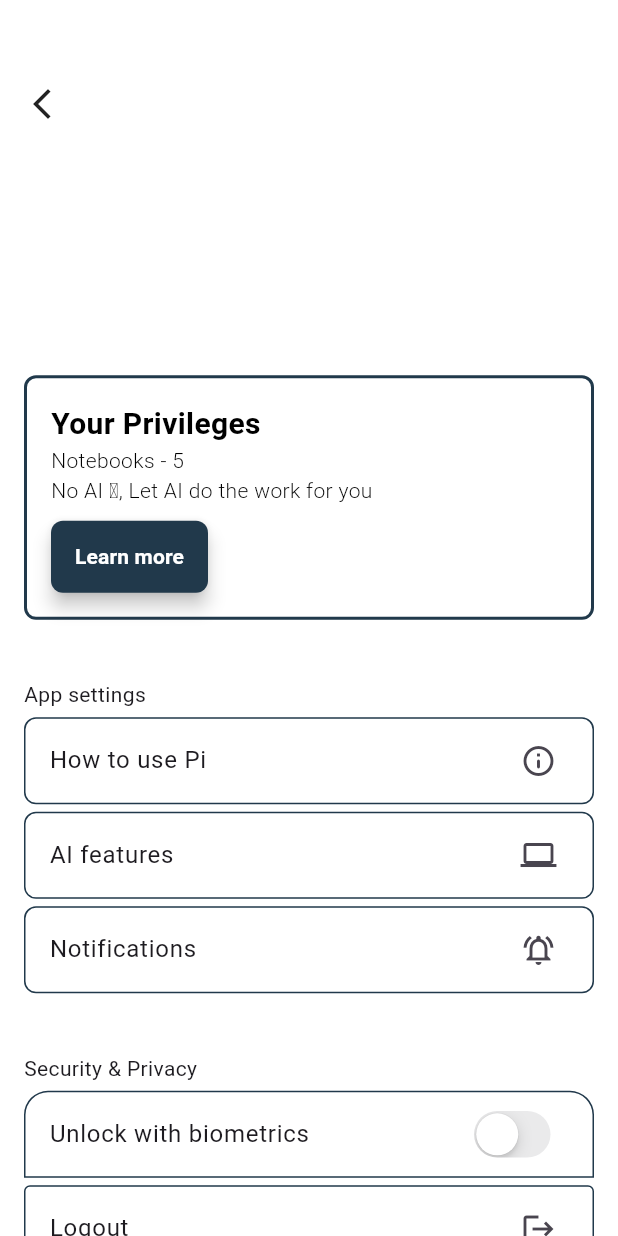
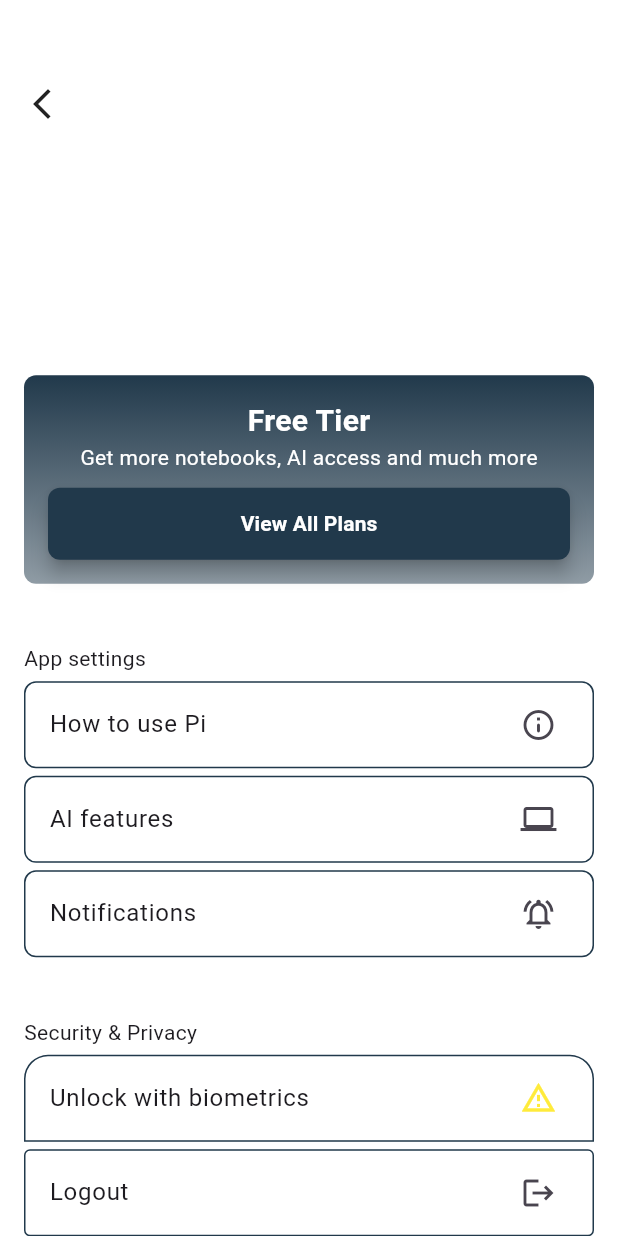
Before and after one commit to agam1092005/Pi, a Flutter app: the Profile screen opened directly, on a phone screen of 412 x 824 dp. Run offline on Flutter 3.47's test engine with Material 3 defaults, Android fonts, the phone set to English and light mode, and no system bars; our stand-ins replace animated_text_kit, firebase_auth, firebase_core, google_sign_in, local_auth, rive and 1 more; missing offline and left inert: vosk_flutter; accounts and stored records are empty.

Commit message:
biometrics support added

```diff
--- a/lib/AdditionalFiles/constants.dart
+++ b/lib/AdditionalFiles/constants.dart
@@ -16,13 +16,24 @@ const ButtonTextStyle = TextStyle(
 );
 
 const BasicTextStyle = TextStyle(
-  fontWeight: FontWeight.w300,
+  fontWeight: FontWeight.w400,
   color: Colors.black,
+);
+
+const BasicTextStyle2 = TextStyle(
+  fontWeight: FontWeight.w400,
+  color: Colors.white,
 );
 
 const SubHeadingTextStyle = TextStyle(
   fontSize: 20,
   color: Colors.black,
+  fontWeight: FontWeight.bold,
+);
+
+const SubHeadingTextStyle2 = TextStyle(
+  fontSize: 20,
+  color: Colors.white,
   fontWeight: FontWeight.bold,
 );
 
--- a/lib/Pages/Profile.dart
+++ b/lib/Pages/Profile.dart
@@ -1,9 +1,10 @@
-// ignore_for_file: file_names, use_build_context_synchronously
+// ignore_for_file: file_names, use_build_context_synchronously, non_constant_identifier_names
 
 import 'package:flutter/cupertino.dart';
 import 'package:flutter/material.dart';
 import 'package:flutter/services.dart';
 import 'package:lablogic/AdditionalFiles/rounded_button.dart';
+import 'package:local_auth/local_auth.dart';
 import 'package:shared_preferences/shared_preferences.dart';
 import '../AdditionalFiles/constants.dart';
 import '../LandingPage.dart';
@@ -15,9 +16,25 @@ class Profile extends StatefulWidget {
   State<Profile> createState() => _ProfileState();
 }
 
-bool biometrics = false;
+var biometrics = false;
 
 class _ProfileState extends State<Profile> {
+  late final LocalAuthentication Lauth;
+  bool supportState = false;
+
+  @override
+  void initState() {
+    super.initState();
+    Lauth = LocalAuthentication();
+    Lauth.isDeviceSupported().then(
+      (bool isSupported) => setState(
+        () {
+          supportState = isSupported;
+        },
+      ),
+    );
+  }
+
   @override
   Widget build(BuildContext context) {
     return Scaffold(
@@ -62,34 +79,34 @@ class _ProfileState extends State<Profile> {
           ),
           Container(
             decoration: BoxDecoration(
-              color: Colors.white,
+              gradient: LinearGradient(
+                begin: Alignment.topCenter,
+                end: Alignment.bottomCenter,
+                colors: [
+                  secondaryColor,
+                  secondaryColor.withOpacity(0.75),
+                  secondaryColor.withOpacity(0.5),
+                ],
+              ),
               borderRadius: const BorderRadius.all(
                 Radius.circular(
                   8,
                 ),
               ),
-              border: Border.all(
-                color: secondaryColor,
-                width: 2,
-              ),
             ),
             width: double.maxFinite,
             padding: const EdgeInsets.all(16),
             child: Column(
-              crossAxisAlignment: CrossAxisAlignment.start,
-              mainAxisAlignment: MainAxisAlignment.start,
+              crossAxisAlignment: CrossAxisAlignment.center,
+              mainAxisAlignment: MainAxisAlignment.center,
               children: [
                 const Text(
-                  "Your Privileges",
-                  style: SubHeadingTextStyle,
+                  "Free Tier",
+                  style: SubHeadingTextStyle2,
                 ),
                 const Text(
-                  "Notebooks - 5",
-                  style: BasicTextStyle,
-                ),
-                const Text(
-                  "No AI 🫡, Let AI do the work for you",
-                  style: BasicTextStyle,
+                  "Get more notebooks, AI access and much more",
+                  style: BasicTextStyle2,
                 ),
                 const SizedBox(
                   height: 10,
@@ -97,9 +114,9 @@ class _ProfileState extends State<Profile> {
                 RoundedButton(
                   onPressed: () {},
                   height: 40,
-                  width: 100,
+                  width: double.maxFinite,
                   child: const Text(
-                    "Learn more",
+                    "View All Plans",
                     style: ButtonTextStyle,
                   ),
                 ),
@@ -196,13 +213,28 @@ class _ProfileState extends State<Profile> {
               title: const Text(
                 "Unlock with biometrics",
               ),
-              trailing: CupertinoSwitch(
+              trailing: (supportState)
+                  ? CupertinoSwitch(
                       value: biometrics,
                       onChanged: (val) {
                         setState(() {
                           biometrics = !biometrics;
                         });
-                  }),
+                      })
+                  : GestureDetector(
+                      onTap: () {
+                        ScaffoldMessenger.of(context).showSnackBar(
+                          const SnackBar(
+                            content:
+                                Text("Device not supported for biometrics"),
+                          ),
+                        );
+                      },
+                      child: const Icon(
+                        Icons.warning_amber_outlined,
+                        color: Colors.yellow,
+                      ),
+                    ),
             ),
           ),
           const SizedBox(
@@ -210,7 +242,8 @@ class _ProfileState extends State<Profile> {
           ),
           GestureDetector(
             onTap: () async {
-              final SharedPreferences prefs = await SharedPreferences.getInstance();
+              final SharedPreferences prefs =
+                  await SharedPreferences.getInstance();
               await auth.signOut();
               Navigator.of(context, rootNavigator: true).pushAndRemoveUntil(
                 CupertinoPageRoute<bool>(
@@ -277,15 +310,11 @@ class _ProfileState extends State<Profile> {
           ),
           Container(
             decoration: BoxDecoration(
-              color: Colors.white,
+              color: secondaryColor.withOpacity(0.5),
               borderRadius: const BorderRadius.all(
                 Radius.circular(
                   8,
                 ),
-              ),
-              border: Border.all(
-                color: secondaryColor,
-                width: 2,
               ),
             ),
             width: double.maxFinite,
@@ -302,13 +331,25 @@ class _ProfileState extends State<Profile> {
                   spacing: 5,
                   children: [
                     Chip(
-                      label: Text("What's new?"),
+                      label: Text(
+                        "What's new?",
+                        style: BasicTextStyle2,
+                      ),
+                      backgroundColor: secondaryColor,
                     ),
                     Chip(
-                      label: Text("Privacy Policy"),
+                      label: Text(
+                        "Privacy Policy",
+                        style: BasicTextStyle2,
+                      ),
+                      backgroundColor: secondaryColor,
                     ),
                     Chip(
-                      label: Text("Report an error"),
+                      label: Text(
+                        "Report an error",
+                        style: BasicTextStyle2,
+                      ),
+                      backgroundColor: secondaryColor,
                     ),
                   ],
                 )
--- a/pubspec.yaml
+++ b/pubspec.yaml
@@ -21,6 +21,7 @@ dependencies:
   animated_text_kit: ^4.2.2
   http: ^0.13.4
   vosk_flutter: ^0.3.48
+  local_auth: ^2.2.0
 
 dev_dependencies:
   flutter_test:
```
Also changed, not shown: lib/AdditionalFiles/SplashStartScreen.dart (+43 -7 lines), pubspec.lock, 3 other files. Lines whose indentation alone changed are shown as unchanged.
